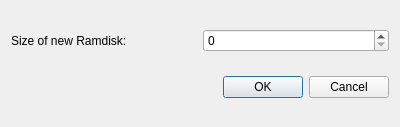
Before: the Qt Designer form stegano_gui/createramdiskdialog.ui in Bonoolu/SteganoFS, drawn with Qt 5.
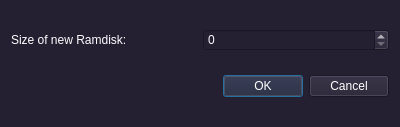
After: the same form once the commit is applied.

```diff
--- a/stegano_gui/createramdiskdialog.ui
+++ b/stegano_gui/createramdiskdialog.ui
@@ -13,6 +13,10 @@
   <property name="windowTitle">
    <string>Dialog</string>
   </property>
+  <property name="styleSheet">
+   <string notr="true">background-color: rgb(36, 31, 49);
+color: rgb(255, 255, 255);</string>
+  </property>
   <layout class="QVBoxLayout" name="verticalLayout">
    <item>
     <layout class="QHBoxLayout" name="horizontalLayout">
@@ -35,7 +39,7 @@
    <item>
     <widget class="QDialogButtonBox" name="buttonBox">
      <property name="styleSheet">
-      <string notr="true">color: black;</string>
+      <string notr="true">color: white;</string>
      </property>
      <property name="orientation">
       <enum>Qt::Horizontal</enum>
```
